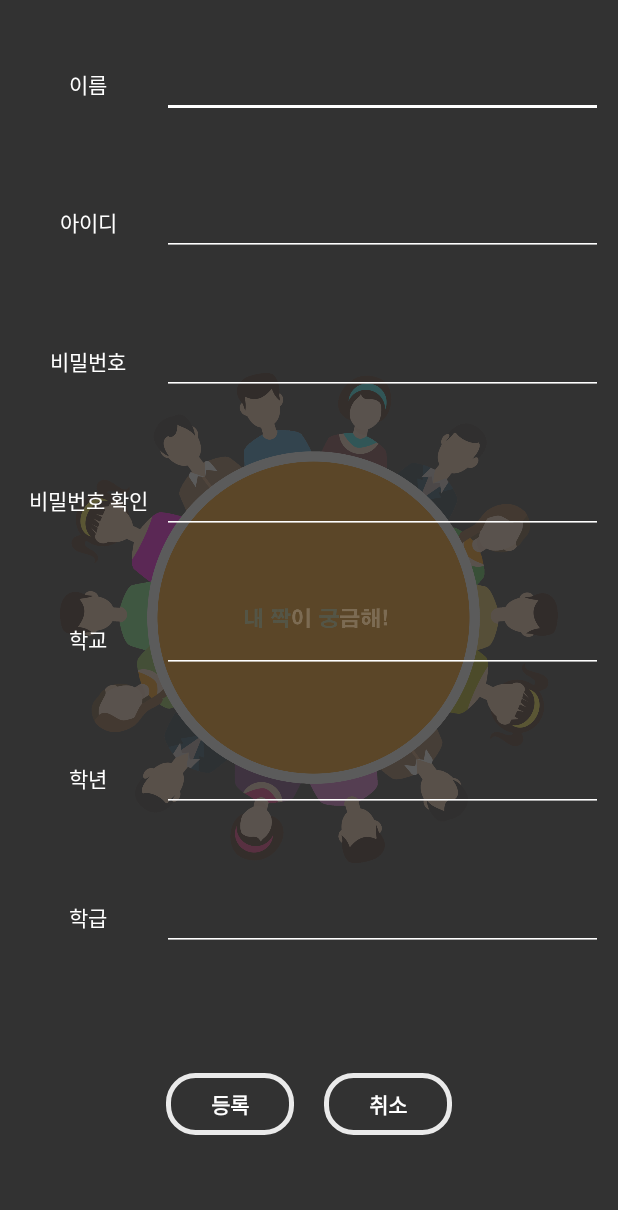
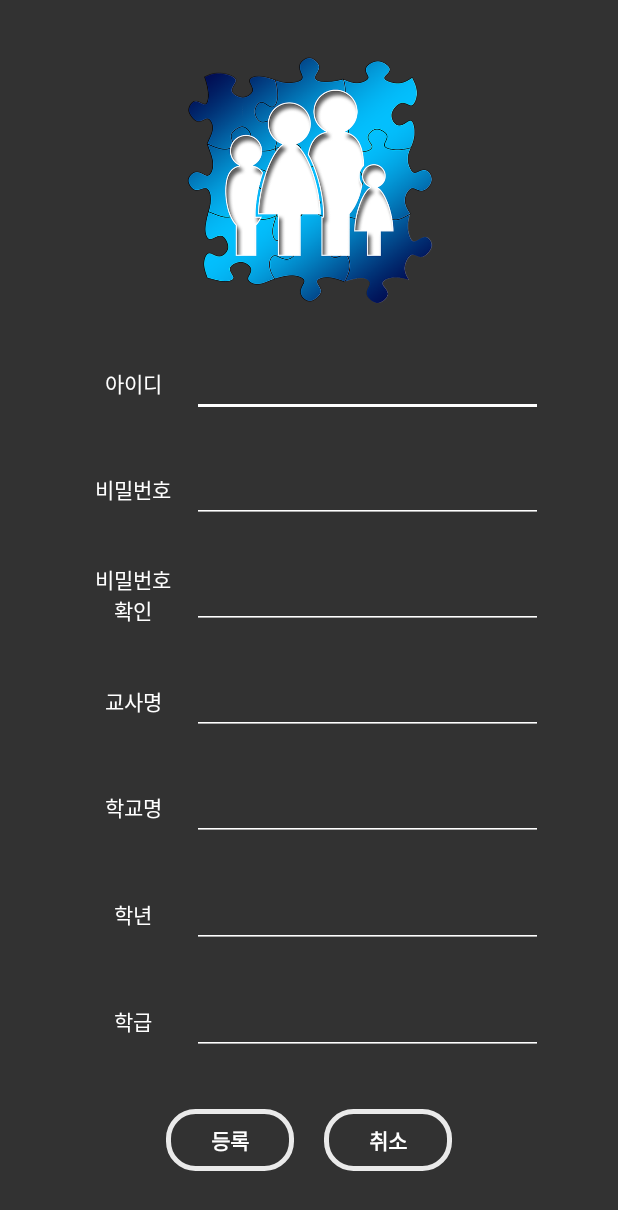
Before and after one commit to haechilim/FindAMate, an Android app: the SignupActivity screen opened directly, with no data from a screen before it, on a phone screen of 412 x 824 dp. Shown: the top 1210 px of the screen. Run offline under Robolectric (Android 15) with nearby library versions, the phone set to English and light mode, and no system bars.

Commit message:
로그인, 회원가입 화면 디자인 변경

```diff
--- a/app/src/main/res/layout/activity_signup.xml
+++ b/app/src/main/res/layout/activity_signup.xml
@@ -1,59 +1,27 @@
 <?xml version="1.0" encoding="utf-8"?>
-<FrameLayout
-    xmlns:android="http://schemas.android.com/apk/res/android"
-    android:orientation="vertical"
+<LinearLayout xmlns:android="http://schemas.android.com/apk/res/android"
+    xmlns:app="http://schemas.android.com/apk/res-auto"
     android:layout_width="match_parent"
     android:layout_height="match_parent"
-    android:padding="10dp"
-    android:background="#323232">
+    android:background="#323232"
+    android:orientation="vertical"
+    android:paddingLeft="50dp"
+    android:paddingTop="20dp"
+    android:paddingRight="50dp"
+    android:paddingBottom="20dp">
 
     <ImageView
-        android:layout_width="match_parent"
-        android:layout_height="match_parent"
-        android:layout_gravity="center"
-        android:adjustViewBounds="true"
-        android:scaleType="fitCenter"
-        android:src="@drawable/back"
-        android:padding="30dp"/>
-
-    <LinearLayout
-        android:layout_width="match_parent"
-        android:layout_height="match_parent"
-        android:orientation="vertical">
+        android:id="@+id/imageView"
+        android:layout_width="wrap_content"
+        android:layout_height="200dp"
+        app:srcCompat="@drawable/logo" />
 
     <LinearLayout
         android:layout_width="match_parent"
         android:layout_height="wrap_content"
         android:layout_weight="1"
-            android:orientation="horizontal"
-            android:gravity="center">
-
-            <TextView
-                android:layout_width="0dp"
-                android:layout_height="match_parent"
-                android:layout_weight="1"
         android:gravity="center"
-                android:text="이름"
-                android:textColor="#FFFFFF" />
-
-            <EditText
-                android:id="@+id/name"
-                android:layout_width="0dp"
-                android:layout_height="wrap_content"
-                android:layout_weight="3"
-                android:backgroundTint="#FFFFFF"
-                android:ems="10"
-                android:gravity="center"
-                android:inputType="textPersonName"
-                android:textColor="#FFFFFF" />
-        </LinearLayout>
-
-        <LinearLayout
-            android:layout_width="match_parent"
-            android:layout_height="wrap_content"
-            android:layout_weight="1"
-            android:orientation="horizontal"
-            android:gravity="center">
+        android:orientation="horizontal">
 
         <TextView
             android:layout_width="0dp"
@@ -70,8 +38,8 @@
             android:layout_weight="3"
             android:backgroundTint="#FFFFFF"
             android:ems="10"
-                android:gravity="center"
             android:inputType="textPersonName"
+            android:paddingLeft="10dp"
             android:textColor="#FFFFFF" />
     </LinearLayout>
 
@@ -79,8 +47,8 @@
         android:layout_width="match_parent"
         android:layout_height="wrap_content"
         android:layout_weight="1"
-            android:orientation="horizontal"
-            android:gravity="center">
+        android:gravity="center"
+        android:orientation="horizontal">
 
         <TextView
             android:layout_width="0dp"
@@ -97,8 +65,8 @@
             android:layout_weight="3"
             android:backgroundTint="#FFFFFF"
             android:ems="10"
-                android:gravity="center"
             android:inputType="textPassword"
+            android:paddingLeft="10dp"
             android:textColor="#FFFFFF" />
     </LinearLayout>
 
@@ -106,15 +74,15 @@
         android:layout_width="match_parent"
         android:layout_height="wrap_content"
         android:layout_weight="1"
-            android:orientation="horizontal"
-            android:gravity="center">
+        android:gravity="center"
+        android:orientation="horizontal">
 
         <TextView
             android:layout_width="0dp"
             android:layout_height="match_parent"
             android:layout_weight="1"
             android:gravity="center"
-                android:text="비밀번호 확인"
+            android:text="비밀번호\n확인"
             android:textColor="#FFFFFF" />
 
         <EditText
@@ -124,8 +92,8 @@
             android:layout_weight="3"
             android:backgroundTint="#FFFFFF"
             android:ems="10"
-                android:gravity="center"
             android:inputType="textPassword"
+            android:paddingLeft="10dp"
             android:textColor="#FFFFFF" />
     </LinearLayout>
 
@@ -133,15 +101,42 @@
         android:layout_width="match_parent"
         android:layout_height="wrap_content"
         android:layout_weight="1"
-            android:orientation="horizontal"
-            android:gravity="center">
+        android:gravity="center"
+        android:orientation="horizontal">
 
         <TextView
             android:layout_width="0dp"
             android:layout_height="match_parent"
             android:layout_weight="1"
             android:gravity="center"
-                android:text="학교"
+            android:text="교사명"
+            android:textColor="#FFFFFF" />
+
+        <EditText
+            android:id="@+id/name"
+            android:layout_width="0dp"
+            android:layout_height="wrap_content"
+            android:layout_weight="3"
+            android:backgroundTint="#FFFFFF"
+            android:ems="10"
+            android:inputType="textPersonName"
+            android:paddingLeft="10dp"
+            android:textColor="#FFFFFF" />
+    </LinearLayout>
+
+    <LinearLayout
+        android:layout_width="match_parent"
+        android:layout_height="wrap_content"
+        android:layout_weight="1"
+        android:gravity="center"
+        android:orientation="horizontal">
+
+        <TextView
+            android:layout_width="0dp"
+            android:layout_height="match_parent"
+            android:layout_weight="1"
+            android:gravity="center"
+            android:text="학교명"
             android:textColor="#FFFFFF" />
 
         <EditText
@@ -151,8 +146,8 @@
             android:layout_weight="3"
             android:backgroundTint="#FFFFFF"
             android:ems="10"
-                android:gravity="center"
             android:inputType="textPersonName"
+            android:paddingLeft="10dp"
             android:textColor="#FFFFFF" />
     </LinearLayout>
 
@@ -160,8 +155,8 @@
         android:layout_width="match_parent"
         android:layout_height="wrap_content"
         android:layout_weight="1"
-            android:orientation="horizontal"
-            android:gravity="center">
+        android:gravity="center"
+        android:orientation="horizontal">
 
         <TextView
             android:layout_width="0dp"
@@ -178,8 +173,8 @@
             android:layout_weight="3"
             android:backgroundTint="#FFFFFF"
             android:ems="10"
-                android:gravity="center"
             android:inputType="number"
+            android:paddingLeft="10dp"
             android:textColor="#FFFFFF" />
     </LinearLayout>
 
@@ -187,8 +182,8 @@
         android:layout_width="match_parent"
         android:layout_height="wrap_content"
         android:layout_weight="1"
-            android:orientation="horizontal"
-            android:gravity="center">
+        android:gravity="center"
+        android:orientation="horizontal">
 
         <TextView
             android:layout_width="0dp"
@@ -205,17 +200,17 @@
             android:layout_weight="3"
             android:backgroundTint="#FFFFFF"
             android:ems="10"
-                android:gravity="center"
             android:inputType="number"
+            android:paddingLeft="10dp"
             android:textColor="#FFFFFF" />
     </LinearLayout>
 
     <LinearLayout
         android:layout_width="match_parent"
         android:layout_height="wrap_content"
-            android:layout_weight="2"
-            android:orientation="horizontal"
-            android:gravity="center">
+        android:layout_weight="1"
+        android:gravity="center"
+        android:orientation="horizontal">
 
         <TextView
             android:id="@+id/singup"
@@ -223,13 +218,13 @@
             android:layout_height="wrap_content"
             android:layout_margin="10dp"
             android:background="@drawable/layout_button"
+            android:paddingLeft="30dp"
+            android:paddingTop="10dp"
+            android:paddingRight="30dp"
+            android:paddingBottom="10dp"
             android:text="등록"
-                android:textStyle="bold"
             android:textColor="#FFFFFF"
-                android:paddingTop="10dp"
-                android:paddingBottom="10dp"
-                android:paddingRight="30dp"
-                android:paddingLeft="30dp"/>
+            android:textStyle="bold" />
 
         <TextView
             android:id="@+id/cancel"
@@ -237,14 +232,12 @@
             android:layout_height="wrap_content"
             android:layout_margin="10dp"
             android:background="@drawable/layout_button"
+            android:paddingLeft="30dp"
+            android:paddingTop="10dp"
+            android:paddingRight="30dp"
+            android:paddingBottom="10dp"
             android:text="취소"
-                android:textStyle="bold"
             android:textColor="#FFFFFF"
-                android:paddingTop="10dp"
-                android:paddingBottom="10dp"
-                android:paddingRight="30dp"
-                android:paddingLeft="30dp"/>
+            android:textStyle="bold" />
     </LinearLayout>
-
 </LinearLayout>
-</FrameLayout>
```
Also changed, not shown: app/src/main/res/layout/activity_login.xml (+63 -45 lines), app/src/main/res/drawable-v24/logo.png (added). Lines whose indentation alone changed are shown as unchanged.
